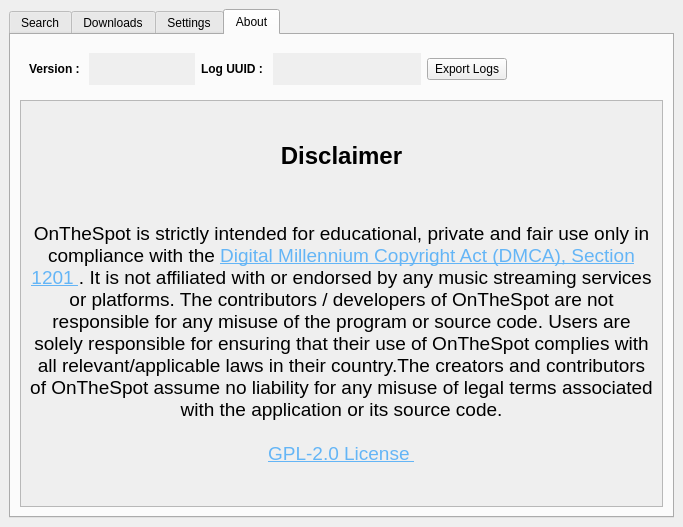
justin025/onthespot, file src/onthespot/gui/qtui/main.ui: the form before one commit.
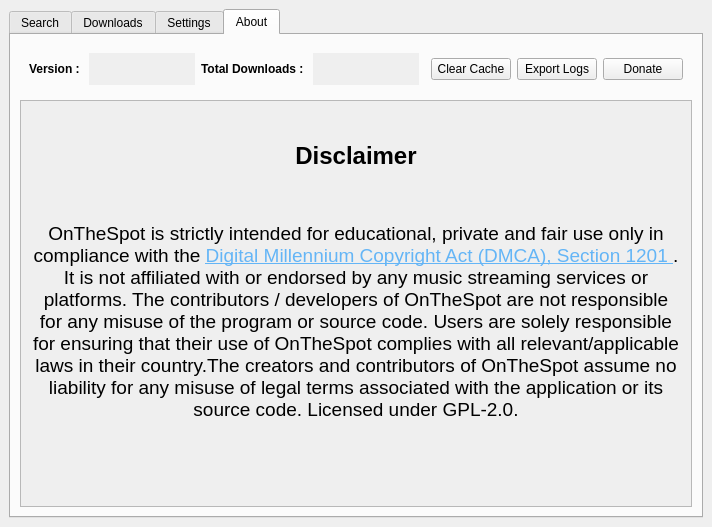
The form after the commit. The open tabs and pages were chosen to show the change. Icons and pictures are not drawn.

The edit to the form file:
```diff
--- a/src/onthespot/gui/qtui/main.ui
+++ b/src/onthespot/gui/qtui/main.ui
@@ -9,7 +9,7 @@
    <rect>
     <x>0</x>
     <y>0</y>
-    <width>683</width>
+    <width>712</width>
     <height>527</height>
    </rect>
   </property>
@@ -4676,7 +4676,7 @@
            <item>
             <widget class="QLabel" name="lb_session_uuid">
              <property name="text">
-              <string>&lt;html&gt;&lt;head/&gt;&lt;body&gt;&lt;p&gt;&lt;span style=&quot; font-weight:600;&quot;&gt;Log UUID : &lt;/span&gt;&lt;/p&gt;&lt;/body&gt;&lt;/html&gt;</string>
+              <string>&lt;html&gt;&lt;head/&gt;&lt;body&gt;&lt;p&gt;&lt;span style=&quot; font-weight:600;&quot;&gt;Total Downloads : &lt;/span&gt;&lt;/p&gt;&lt;/body&gt;&lt;/html&gt;</string>
              </property>
             </widget>
            </item>
@@ -4696,6 +4696,26 @@
              </property>
             </widget>
            </item>
+           <item>
+            <spacer name="horizontalSpacer_25">
+             <property name="orientation">
+              <enum>Qt::Horizontal</enum>
+             </property>
+             <property name="sizeHint" stdset="0">
+              <size>
+               <width>40</width>
+               <height>20</height>
+              </size>
+             </property>
+            </spacer>
+           </item>
+           <item>
+            <widget class="QPushButton" name="clear_cache">
+             <property name="text">
+              <string>Clear Cache</string>
+             </property>
+            </widget>
+           </item>
            <item>
             <widget class="QPushButton" name="export_logs">
              <property name="text">
@@ -4704,17 +4724,11 @@
             </widget>
            </item>
            <item>
-            <spacer name="horizontalSpacer_25">
-             <property name="orientation">
-              <enum>Qt::Horizontal</enum>
+            <widget class="QPushButton" name="donate">
+             <property name="text">
+              <string>Donate</string>
              </property>
-             <property name="sizeHint" stdset="0">
-              <size>
-               <width>40</width>
-               <height>20</height>
-              </size>
-             </property>
-            </spacer>
+            </widget>
            </item>
           </layout>
          </widget>
@@ -4729,7 +4743,7 @@
             <rect>
              <x>0</x>
              <y>0</y>
-             <width>641</width>
+             <width>670</width>
              <height>405</height>
             </rect>
            </property>
@@ -4755,12 +4769,9 @@
     program or source code.  Users are solely responsible for ensuring that their use of
     OnTheSpot complies with all relevant/applicable laws in their country.The creators
     and contributors of OnTheSpot assume no liability for any misuse of legal terms
-    associated with the application or its source code.
+    associated with the application or its source code. Licensed under GPL-2.0.
     &lt;br&gt;
     &lt;br&gt;
-    &lt;a href=&quot;https://www.gnu.org/licenses/old-licenses/gpl-2.0.en.html#SEC1&quot; style=&quot;text-decoration: underline; color:#64B5F6;&quot;&gt;
-        GPL-2.0 License
-    &lt;/a&gt;
 &lt;/p&gt;</string>
               </property>
               <property name="scaledContents">
```
Left out of the diff: 16 changed lines with no effect on the pictures.
